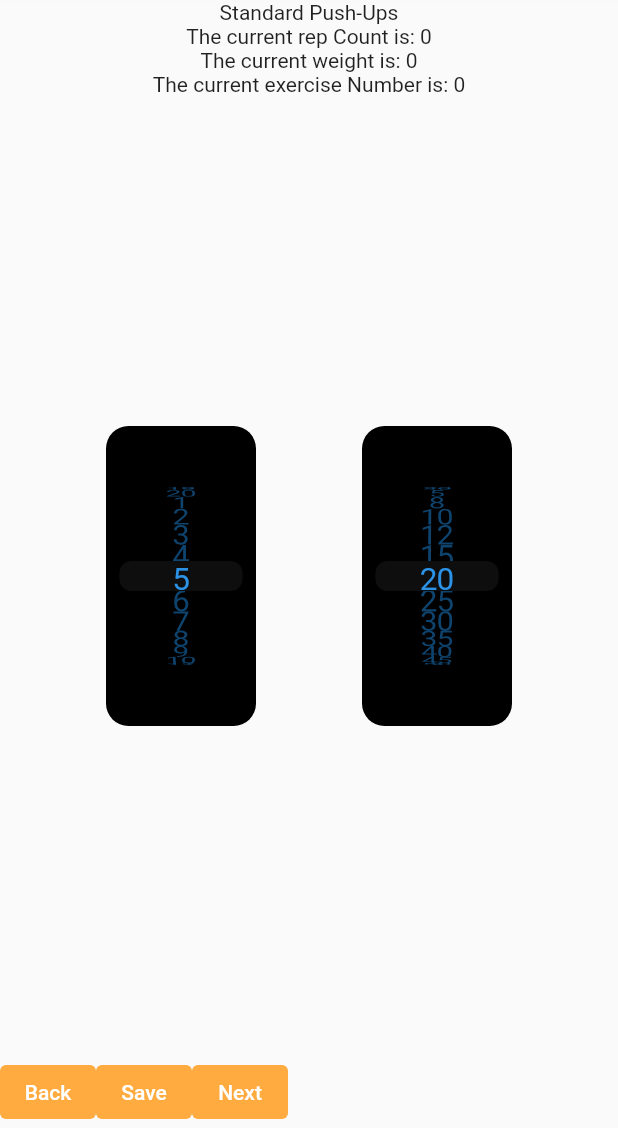
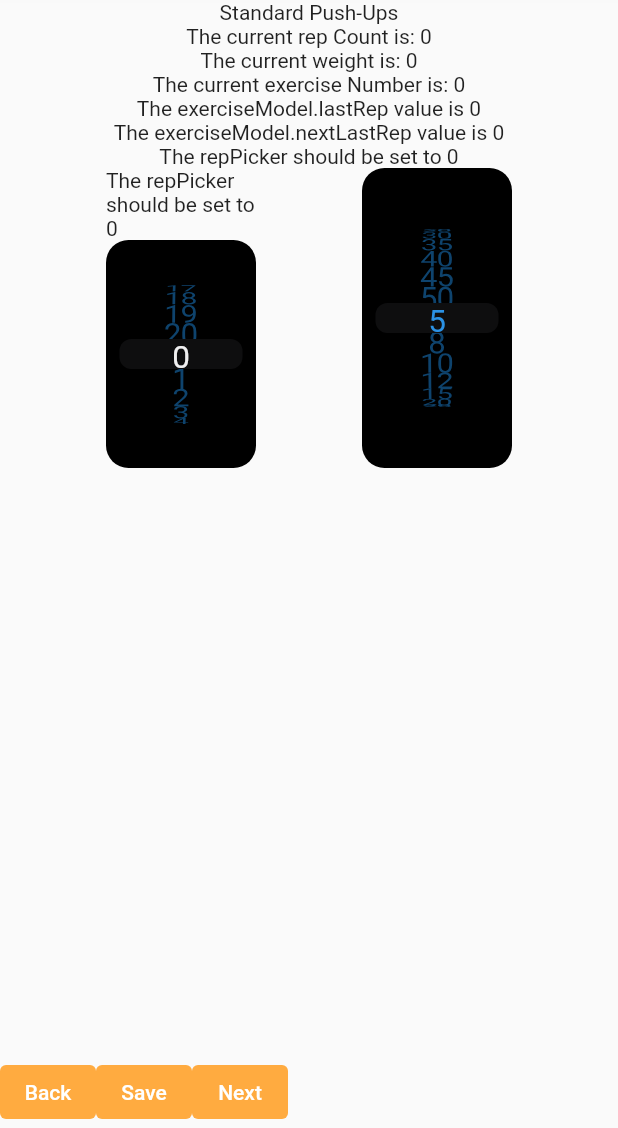
Before and after one commit to Fairfieldfred/myp90x_app, a Flutter app: the screen it shows after launch, after a tap on "Chest and Back", on a phone screen of 412 x 824 dp, the part 108-1236 px from its top. Run offline on Flutter 3.47's test engine with Material 2 defaults, Android fonts, the phone set to English and light mode, and no system bars; our stand-ins replace animated_text_kit, sqflite; missing offline and left inert: dart:ffi; accounts and stored records are empty.

Commit message:
PageView Working in ExerciseScreen

```diff
--- a/lib/components/picker_views.dart
+++ b/lib/components/picker_views.dart
@@ -3,33 +3,30 @@ import 'package:myp90x_app/model/exercise_brain.dart';
 import 'package:flutter/cupertino.dart';
 import 'package:myp90x_app/components/rep_picker.dart';
 import 'package:myp90x_app/components/weight_picker.dart';
-import 'package:myp90x_app/components/picker_views.dart';
 import 'package:myp90x_app/model/exercise_brain.dart';
 import 'package:myp90x_app/model/workoutData.dart';
 import 'package:provider/provider.dart';
 
-class DefaultPickerView extends StatelessWidget {
+class DefaultPickerView extends StatefulWidget {
+  DefaultPickerView();
+  @override
+  _DefaultPickerViewState createState() => _DefaultPickerViewState();
+}
 
-  DefaultPickerView(this.workoutName, this.exerciseName);
-
-  String workoutName;
-  String exerciseName;
-
-  // var lastRepCount = Future <int> getLastRep() async {
-  // List<Map<String,dynamic>> lastRep = await DatabaseHelper.instance.queryLastRep(workoutName,exerciseName);
-  // return lastRep[0]['repcount'] as int;
-  // }
-
+class _DefaultPickerViewState extends State<DefaultPickerView> {
   @override
   Widget build(BuildContext context) {
-    return  Expanded(
-      child: Row(
+    final exerciseModel = context.watch<ExerciseModel>();
+    return  Column(
+      children: [
+        Text('The repPicker should be set to ${exerciseModel.nextLastRep}'),
+        Row(
           children: [
             Spacer(),
             SizedBox(
               height: 200.0,
               width: 100.0,
-            child: RepPicker(),
+              child: RepPicker(exerciseModel.nextLastRep),
             ),
             Spacer(),
             SizedBox(
@@ -40,6 +37,91 @@ class DefaultPickerView extends StatelessWidget {
             Spacer()
           ],
         ),
+      ],
     );
   }
 }
+
+class MaxRepPickerView extends StatefulWidget {
+  MaxRepPickerView();
+  @override
+  _MaxRepPickerViewState createState() => _MaxRepPickerViewState();
+}
+
+class _MaxRepPickerViewState extends State<MaxRepPickerView> {
+  @override
+  Widget build(BuildContext context) {
+    final exerciseModel = context.watch<ExerciseModel>();
+    return  Column(
+      children: [
+        Text('The repPicker should be set to ${exerciseModel.nextLastRep}'),
+        Row(
+          children: [
+            Spacer(),
+            SizedBox(
+              height: 200.0,
+              width: 100.0,
+              child: RepPicker(exerciseModel.nextLastRep),
+            ),
+            Spacer(),
+          ],
+        ),
+      ],
+    );
+  }
+}
+
+class FixedRepPickerView extends StatefulWidget {
+  FixedRepPickerView();
+  @override
+  _FixedRepPickerViewState createState() => _FixedRepPickerViewState();
+}
+
+class _FixedRepPickerViewState extends State<FixedRepPickerView> {
+  @override
+  Widget build(BuildContext context) {
+    final exerciseModel = context.watch<ExerciseModel>();
+    return  Column(
+      children: [
+        Text('The repPicker should be set to ${exerciseModel.nextLastRep}'),
+        Row(
+          children: [
+            Spacer(),
+            Text(pickCorrectCount(exerciseModel.exerciseName)),
+            Spacer(),
+            SizedBox(
+              height: 200.0,
+              width: 100.0,
+              child: WeightPicker(),
+            ),
+            Spacer()
+          ],
+        ),
+      ],
+    );
+  }
+
+  String pickCorrectCount(String exerciseName) {
+  switch (exerciseName) {
+    case 'Congdon Locomotives' 'Weighted Circles':
+      return '40';
+    case '80-20 Siebers Speed Squats':
+      return '30';
+    case 'Calf Raise Squats' 'Calf Raises' 'Balance Lunges' 'Super Skaters':
+      return '25';
+    case 'Alternating Side Lunges':
+      return '24';
+    case 'Twenty-Ones':
+      return '21';
+    case 'Dead Lift Squats' 'Toe Roll Iso Lunges':
+      return '20';
+    case  'Step Back Lunges' 'Three-Way Lunges':
+      return '15';
+    case 'Squat Run':
+      return 'Max';
+    default:
+      return '16';
+  }
+
+  }
+}
--- a/lib/components/rep_picker.dart
+++ b/lib/components/rep_picker.dart
@@ -5,56 +5,54 @@ import 'package:myp90x_app/model/exercise_brain.dart';
 import 'package:myp90x_app/components/database_helper.dart';
 
 class RepPicker extends StatefulWidget {
+
+  RepPicker(this.lastRep);
+
+  int lastRep;
+
   @override
-  _RepPickerState createState() => _RepPickerState();
+  _RepPickerState createState() => _RepPickerState(lastRep);
 }
 
 class _RepPickerState extends State<RepPicker> {
 
+  _RepPickerState(this.lastRep);
+
+  int lastRep;
   int selected = 0;
-
-  var repToChoose = [1,2,3,4,5,6,7,8,9,10,11,12,13,14,15,16,17,18,19,20];
-
-  FixedExtentScrollController pickerScrollController = FixedExtentScrollController(initialItem:0);
-
-
-  @override
-  void initState() {
-    //TODO: Need to getlastRepCount() and assign it to initial item.
-
-    super.initState();
-  }
-
-  @override
-  void dispose() {
-    pickerScrollController.dispose();
-    super.dispose();
-  }
+  var repToChoose = [0,1,2,3,4,5,6,7,8,9,10,11,12,13,14,15,16,17,18,19,20];
 
   @override
   Widget build(BuildContext context) {
 
     final exerciseModel = context.watch<ExerciseModel>();
 
-    pickerScrollController = FixedExtentScrollController(initialItem: 4);
+        FixedExtentScrollController pickerScrollController =  FixedExtentScrollController(initialItem: exerciseModel.nextLastRep);
 
-
-
-    return Container(
+        return Column(
+          children: [
+            Text('The repPicker should be set to  ${exerciseModel.nextLastRep}'),
+            Container(
+              child: Expanded(
                 child: ClipRRect(
                   borderRadius: BorderRadius.circular(15.0),
-        child: CupertinoPicker(
+                  child: Consumer<ExerciseModel>(
+                      builder: (context, exerciseModel, child) {
+                        return CupertinoPicker(
                           looping: true,
                           scrollController: pickerScrollController,
                           magnification: 1.0,
-          diameterRatio: 0.7, // 1.1 is ios default
-          offAxisFraction: 0.0, // -0.5 to 0.5,
-          squeeze: 1.45, // ios default is 1.45
+                          diameterRatio: 0.7,
+                          // 1.1 is ios default
+                          offAxisFraction: 0.0,
+                          // -0.5 to 0.5,
+                          squeeze: 1.45,
+                          // ios default is 1.45
                           // selectionOverlay: Text('$selected'),
                           backgroundColor: Colors.black,
                           onSelectedItemChanged: (int value) {
                           setState(() {
-              selected = value + 1;
+                            selected = value;
                             print(selected);
                             exerciseModel.setCurrentRep(selected);
                             });
@@ -63,16 +61,16 @@ class _RepPickerState extends State<RepPicker> {
                           children: [
                               for (var rep in repToChoose)
                               Text('$rep', style: TextStyle(
-                  color: selected == rep ? Colors.white: Colors.blue),)
+                              color: selected == rep ? Colors.white : Colors
+                                  .blue),)
                           ],
-
+                        );
+                        }
                 ),
               ),
+            ),
+                ),
+                ],
         );
       }
-
- int getSelectedRep(){
-    return selected;
   }
-
-}
--- a/lib/components/weight_picker.dart
+++ b/lib/components/weight_picker.dart
@@ -15,12 +15,13 @@ class _WeightPickerState extends State<WeightPicker> {
   int lastWeight = 0;
   var weightToChoose = [5,8,10,12,15,20,25,30,35,40,45,50];
 
-  late FixedExtentScrollController _scrollController;
+
+  FixedExtentScrollController _scrollController = FixedExtentScrollController();
 
   @override
   void initState() {
     //TODO: Need to getlastRepCount() and assign it to initial item.
-    _scrollController = FixedExtentScrollController(initialItem: 5);
+
     super.initState();
   }
 
--- a/lib/model/exercise_brain.dart
+++ b/lib/model/exercise_brain.dart
@@ -2,21 +2,13 @@ import 'package:flutter/material.dart';
 import 'package:myp90x_app/components/database_helper.dart';
 import 'package:myp90x_app/model/workoutData.dart';
 
-class ExerciseBrain {
-
-  ExerciseBrain({required this.workoutName});
-
-  final String workoutName;
-
-
-  // int getLastRep() {
-  //   // return databaseHelper
-  // }
-}
 
 class ExerciseModel extends ChangeNotifier {
 
   ExerciseModel();
+
+  FixedExtentScrollController _repPickerScrollController = FixedExtentScrollController();
+  FixedExtentScrollController get repPickerScrollController => _repPickerScrollController;
 
   String _workoutName = '';
   String get workoutName => _workoutName;
@@ -31,6 +23,12 @@ class ExerciseModel extends ChangeNotifier {
   int _currentRep = 0;
   int get currentRep => _currentRep;
 
+  int _lastRep = 0;
+  int get lastRep => _lastRep;
+
+  int _nextLastRep = 0;
+  int get nextLastRep => _nextLastRep;
+
   int _currentWeight = 0;
   int get currentWeight => _currentWeight;
 
@@ -41,6 +39,14 @@ class ExerciseModel extends ChangeNotifier {
 
   void setCurrentRep(int) {
     _currentRep = int;
+    notifyListeners();
+  }
+  void setLastRep(int) {
+    _lastRep = int;
+    notifyListeners();
+  }
+  void setNextLastRep(int) {
+    _nextLastRep = int;
     notifyListeners();
   }
 
@@ -56,6 +62,10 @@ class ExerciseModel extends ChangeNotifier {
     _exerciseName = string;
     notifyListeners();
   }
+  // void setRepPickerScrollController(int) {
+  //   _repPickerScrollController = FixedExtentScrollController(initialItem: int);
+  //   notifyListeners();
+  // }
 
   Future<int> getLastRep() async {
     List<Map<String,dynamic>> lastRep = await DatabaseHelper.instance.queryLastRep(workoutName, _exerciseName);
--- a/lib/screens/exercise_screen.dart
+++ b/lib/screens/exercise_screen.dart
@@ -26,9 +26,24 @@ class _ExerciseScreenState extends State<ExerciseScreen> {
   int currentRep = 0;
   int exerciseNumber = 0;
 
+
   @override
   void initState() {
     super.initState();
+  }
+
+  final PageController controller = PageController(initialPage: 0);
+
+  Expanded pickNextView() {
+
+    return Expanded (
+      child: PageView(
+        controller: controller,
+          children:[
+            for ( var exercisePage in workoutData.exercises)
+            DefaultPickerView(),
+          ], )
+    );
   }
 
   @override
@@ -43,11 +58,13 @@ class _ExerciseScreenState extends State<ExerciseScreen> {
         mainAxisAlignment: MainAxisAlignment.center,
         children: [
           Text(workoutData.workoutName),
-          Text(workoutData.exercises[exerciseNumber]),
+          Text(workoutData.exercises[exerciseModel.exerciseNumber]),
           Text('The current rep Count is: ${exerciseModel.currentRep.toString()}'),
           Text('The current weight is: ${exerciseModel.currentWeight.toString()}'),
           Text('The current exercise Number is: ${exerciseNumber.toString()}'),
-          DefaultPickerView(workoutData.workoutName, workoutData.exercises[exerciseNumber]),
+          Text('The exerciseModel.lastRep value is ${exerciseModel.lastRep}'),
+          Text('The exerciseModel.nextLastRep value is ${exerciseModel.nextLastRep}'),
+          pickNextView(),
           Row(
             children: [
               TextButton(
@@ -56,17 +73,25 @@ class _ExerciseScreenState extends State<ExerciseScreen> {
                     foregroundColor: MaterialStateProperty.all<Color>(Colors.white)
                   ),
                   child: Text('Back') ,
-                  onPressed: () {
-
+                  onPressed: () async {
+                    if (exerciseNumber >= 1) {
+                      List<Map<String,
+                          dynamic>> nextLastRep = await DatabaseHelper.instance
+                          .queryLastRep(workoutData.workoutName,
+                          workoutData.exercises[exerciseNumber - 1]);
+                      int test1 = nextLastRep[0]['repCount'];
+                      exerciseModel.setNextLastRep(test1);
+                      print('The rep count of the next exercise is $test1 ');
+                      };
+                    setState(() {
                       if (exerciseNumber >= 1) {
                         exerciseNumber --;
+                        controller.jumpToPage(exerciseNumber);
                         exerciseModel.setExerciseNumber(exerciseNumber);
                         }
-
-                    setState(() {
-                      }
-                     );
-                  },),
+                      });//setState
+                    }, //onPressed
+              ),
               TextButton(onPressed: () async {
                 int i = await DatabaseHelper.instance.insert({ //the insert method will always return the internal id of the record(an Integer)
                   DatabaseHelper.columnWorkoutName: workoutData.workoutName,
@@ -80,7 +105,10 @@ class _ExerciseScreenState extends State<ExerciseScreen> {
                 List<Map<String,dynamic>> queryRows = await DatabaseHelper.instance.queryAll();
                 print(queryRows);
                 List<Map<String,dynamic>> lastRep = await DatabaseHelper.instance.queryLastRep(workoutData.workoutName,workoutData.exercises[exerciseNumber]);
+                int test = lastRep[0]['repCount'];
                 print(lastRep[0]['repCount']);
+                exerciseModel.setLastRep(test);
+
                 //TODO Need to set last rep count in exerciseModel
               },
                 child: Text('Save'),
@@ -95,18 +123,24 @@ class _ExerciseScreenState extends State<ExerciseScreen> {
                     foregroundColor: MaterialStateProperty.all<Color>(Colors.white)
                 ),
                 child: Text('Next') ,
-                onPressed: () {
-
+                onPressed: () async {
+                  if (exerciseNumber < workoutData.exercises.length - 1) {
+                    List<Map<String, dynamic>> nextLastRep = await DatabaseHelper
+                        .instance.queryLastRep(workoutData.workoutName,
+                        workoutData.exercises[exerciseNumber + 1]);
+                      int test1 = nextLastRep[0]['repCount'];
+                      print('The rep count of the next exercise is $test1 ');
+                      exerciseModel.setNextLastRep(test1);
+                    }
                   setState(() {
                       if (exerciseNumber < workoutData.exercises.length - 1) {
                         exerciseNumber ++;
+                        controller.jumpToPage(exerciseNumber);
                         exerciseModel.setExerciseNumber(exerciseNumber);
                       }
-                    }
-                    );
+                    });
                   }
                 ),
-
             ],
           ),
         ],
```
Also changed, not shown: lib/components/database_helper.dart (+4 -9 lines). Lines whose indentation alone changed are shown as unchanged.
